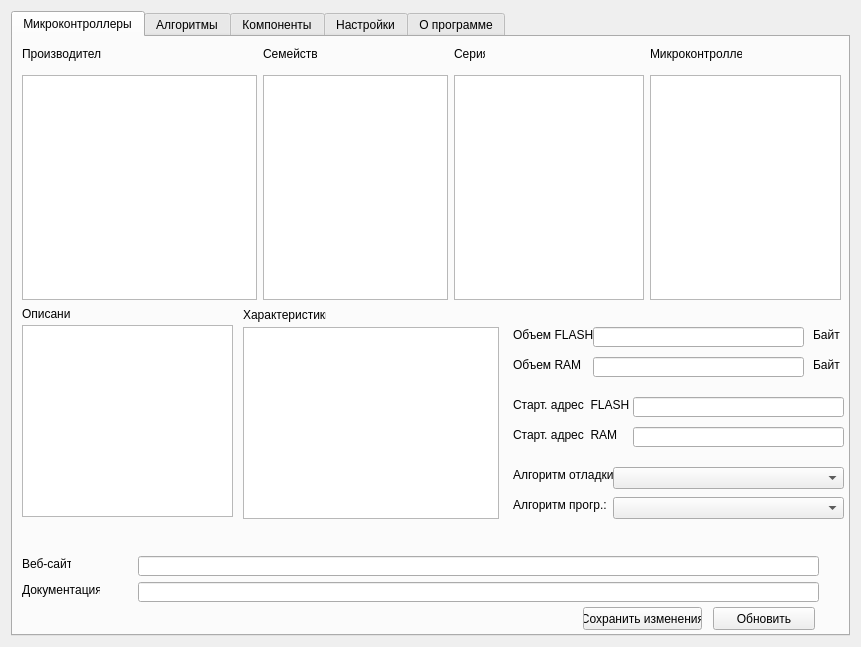
unsi9ned/coide-pack-installer, file mainform.ui: the form before one commit.
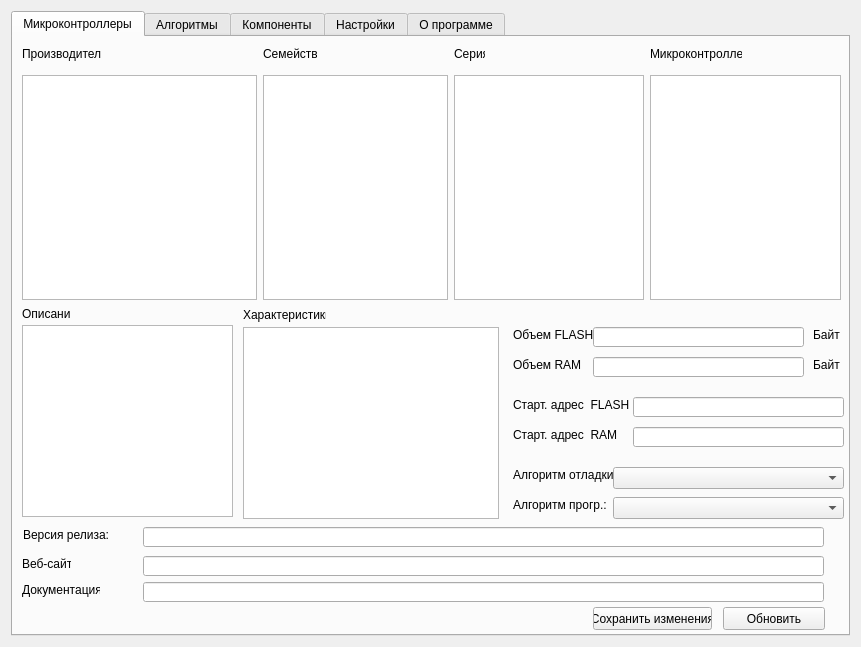
The form after the commit. Icons and pictures are not drawn. Custom widgets are drawn as their Qt base class.

Commit message: Добавил парсинг версии релиза и вывод в главное окно

```diff
--- a/mainform.ui
+++ b/mainform.ui
@@ -190,7 +190,7 @@
        <widget class="QLineEdit" name="lineEditUrl">
         <property name="geometry">
          <rect>
-          <x>125</x>
+          <x>130</x>
           <y>519</y>
           <width>681</width>
           <height>20</height>
@@ -200,7 +200,7 @@
        <widget class="QLineEdit" name="lineEditDatasheetUrl">
         <property name="geometry">
          <rect>
-          <x>125</x>
+          <x>130</x>
           <y>545</y>
           <width>681</width>
           <height>20</height>
@@ -236,7 +236,7 @@
        <widget class="QPushButton" name="pushButtonSave">
         <property name="geometry">
          <rect>
-          <x>570</x>
+          <x>580</x>
           <y>570</y>
           <width>119</width>
           <height>23</height>
@@ -255,7 +255,7 @@
        <widget class="QPushButton" name="pushButtonDataLoad">
         <property name="geometry">
          <rect>
-          <x>700</x>
+          <x>710</x>
           <y>570</y>
           <width>102</width>
           <height>23</height>
@@ -435,6 +435,29 @@
          </rect>
         </property>
        </widget>
+       <widget class="QLabel" name="label_33">
+        <property name="geometry">
+         <rect>
+          <x>10</x>
+          <y>490</y>
+          <width>91</width>
+          <height>16</height>
+         </rect>
+        </property>
+        <property name="text">
+         <string>Версия релиза:</string>
+        </property>
+       </widget>
+       <widget class="QLineEdit" name="lineEditRelease">
+        <property name="geometry">
+         <rect>
+          <x>130</x>
+          <y>490</y>
+          <width>681</width>
+          <height>20</height>
+         </rect>
+        </property>
+       </widget>
       </widget>
       <widget class="QWidget" name="tabAlgorithm">
        <attribute name="title">
```
The commit also changes 4 other files.
